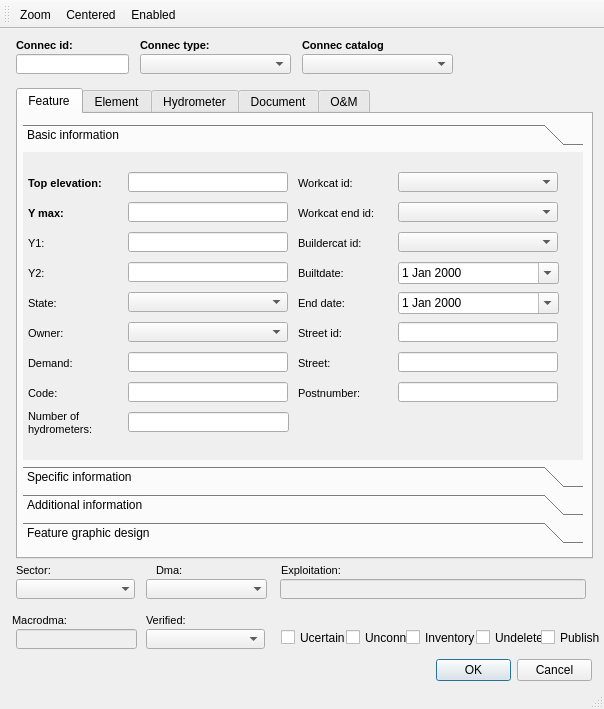
The window that ui/ud_man_connec.ui (Giswater/giswater_qgis_plugin) describes before a commit, drawn with Qt 5.
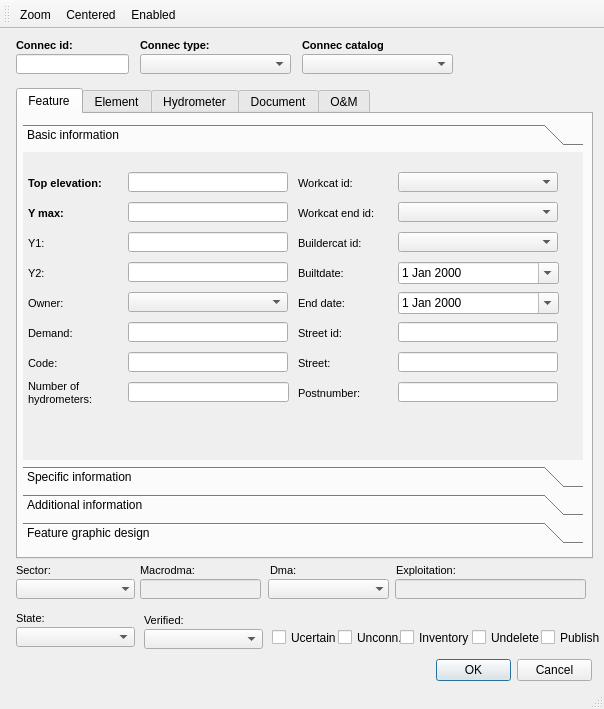
The same window after the commit. Icons and pictures are not drawn.

Commit message: Modify state strategy on forms

```diff
--- a/ui/ud_man_connec.ui
+++ b/ui/ud_man_connec.ui
@@ -17,7 +17,7 @@
    <widget class="QCheckBox" name="undelete">
     <property name="geometry">
      <rect>
-      <x>476</x>
+      <x>472</x>
       <y>600</y>
       <width>77</width>
       <height>17</height>
@@ -56,7 +56,7 @@
    <widget class="QComboBox" name="verified">
     <property name="geometry">
      <rect>
-      <x>146</x>
+      <x>144</x>
       <y>600</y>
       <width>119</width>
       <height>20</height>
@@ -66,8 +66,8 @@
    <widget class="QLabel" name="label_macrodma">
     <property name="geometry">
      <rect>
-      <x>12</x>
-      <y>580</y>
+      <x>140</x>
+      <y>530</y>
       <width>90</width>
       <height>22</height>
      </rect>
@@ -104,7 +104,7 @@
    <widget class="QLabel" name="label_expl_name">
     <property name="geometry">
      <rect>
-      <x>281</x>
+      <x>396</x>
       <y>530</y>
       <width>90</width>
       <height>22</height>
@@ -180,7 +180,7 @@
    <widget class="QComboBox" name="dma_id">
     <property name="geometry">
      <rect>
-      <x>146</x>
+      <x>268</x>
       <y>550</y>
       <width>121</width>
       <height>20</height>
@@ -202,8 +202,8 @@
     </property>
     <property name="geometry">
      <rect>
-      <x>16</x>
-      <y>600</y>
+      <x>140</x>
+      <y>550</y>
       <width>121</width>
       <height>20</height>
      </rect>
@@ -598,7 +598,7 @@
         <property name="geometry">
          <rect>
           <x>105</x>
-          <y>170</y>
+          <y>140</y>
           <width>160</width>
           <height>20</height>
          </rect>
@@ -608,7 +608,7 @@
         <property name="geometry">
          <rect>
           <x>5</x>
-          <y>170</y>
+          <y>140</y>
           <width>90</width>
           <height>22</height>
          </rect>
@@ -637,54 +637,11 @@
          <number>3</number>
         </property>
        </widget>
-       <widget class="QLabel" name="label_state">
-        <property name="geometry">
-         <rect>
-          <x>5</x>
-          <y>140</y>
-          <width>90</width>
-          <height>22</height>
-         </rect>
-        </property>
-        <property name="font">
-         <font>
-          <pointsize>8</pointsize>
-         </font>
-        </property>
-        <property name="frameShape">
-         <enum>QFrame::NoFrame</enum>
-        </property>
-        <property name="frameShadow">
-         <enum>QFrame::Plain</enum>
-        </property>
-        <property name="text">
-         <string>State:</string>
-        </property>
-        <property name="textFormat">
-         <enum>Qt::AutoText</enum>
-        </property>
-        <property name="scaledContents">
-         <bool>false</bool>
-        </property>
-        <property name="margin">
-         <number>3</number>
-        </property>
-       </widget>
-       <widget class="QComboBox" name="state">
-        <property name="geometry">
-         <rect>
-          <x>105</x>
-          <y>140</y>
-          <width>160</width>
-          <height>20</height>
-         </rect>
-        </property>
-       </widget>
        <widget class="QLabel" name="label_demand">
         <property name="geometry">
          <rect>
           <x>5</x>
-          <y>200</y>
+          <y>170</y>
           <width>90</width>
           <height>22</height>
          </rect>
@@ -720,7 +677,7 @@
         <property name="geometry">
          <rect>
           <x>105</x>
-          <y>200</y>
+          <y>170</y>
           <width>160</width>
           <height>20</height>
          </rect>
@@ -738,7 +695,7 @@
         <property name="geometry">
          <rect>
           <x>105</x>
-          <y>230</y>
+          <y>200</y>
           <width>160</width>
           <height>20</height>
          </rect>
@@ -756,7 +713,7 @@
         <property name="geometry">
          <rect>
           <x>5</x>
-          <y>230</y>
+          <y>200</y>
           <width>90</width>
           <height>22</height>
          </rect>
@@ -957,7 +914,7 @@
         <property name="geometry">
          <rect>
           <x>105</x>
-          <y>260</y>
+          <y>230</y>
           <width>161</width>
           <height>20</height>
          </rect>
@@ -975,7 +932,7 @@
         <property name="geometry">
          <rect>
           <x>5</x>
-          <y>250</y>
+          <y>220</y>
           <width>91</width>
           <height>41</height>
          </rect>
@@ -2806,7 +2763,7 @@
    <widget class="QCheckBox" name="unconnected">
     <property name="geometry">
      <rect>
-      <x>346</x>
+      <x>338</x>
       <y>600</y>
       <width>86</width>
       <height>17</height>
@@ -2819,7 +2776,7 @@
    <widget class="QCheckBox" name="uncertain">
     <property name="geometry">
      <rect>
-      <x>281</x>
+      <x>272</x>
       <y>600</y>
       <width>79</width>
       <height>17</height>
@@ -2845,7 +2802,7 @@
    <widget class="QLabel" name="label_verified">
     <property name="geometry">
      <rect>
-      <x>146</x>
+      <x>144</x>
       <y>580</y>
       <width>90</width>
       <height>22</height>
@@ -2881,7 +2838,7 @@
    <widget class="QCheckBox" name="inventory">
     <property name="geometry">
      <rect>
-      <x>406</x>
+      <x>400</x>
       <y>600</y>
       <width>71</width>
       <height>17</height>
@@ -2932,7 +2889,7 @@
    <widget class="QLabel" name="label_dma">
     <property name="geometry">
      <rect>
-      <x>156</x>
+      <x>270</x>
       <y>530</y>
       <width>90</width>
       <height>22</height>
@@ -3050,9 +3007,9 @@
     </property>
     <property name="geometry">
      <rect>
-      <x>280</x>
+      <x>395</x>
       <y>550</y>
-      <width>306</width>
+      <width>191</width>
       <height>20</height>
      </rect>
     </property>
@@ -3063,6 +3020,52 @@
      <string/>
     </property>
    </widget>
+   <widget class="QLabel" name="label_state">
+    <property name="geometry">
+     <rect>
+      <x>16</x>
+      <y>578</y>
+      <width>90</width>
+      <height>22</height>
+     </rect>
+    </property>
+    <property name="font">
+     <font>
+      <pointsize>8</pointsize>
+     </font>
+    </property>
+    <property name="frameShape">
+     <enum>QFrame::NoFrame</enum>
+    </property>
+    <property name="frameShadow">
+     <enum>QFrame::Plain</enum>
+    </property>
+    <property name="text">
+     <string>State:</string>
+    </property>
+    <property name="textFormat">
+     <enum>Qt::AutoText</enum>
+    </property>
+    <property name="scaledContents">
+     <bool>false</bool>
+    </property>
+    <property name="alignment">
+     <set>Qt::AlignLeading|Qt::AlignLeft|Qt::AlignVCenter</set>
+    </property>
+    <property name="margin">
+     <number>3</number>
+    </property>
+   </widget>
+   <widget class="QComboBox" name="state">
+    <property name="geometry">
+     <rect>
+      <x>16</x>
+      <y>598</y>
+      <width>119</width>
+      <height>20</height>
+     </rect>
+    </property>
+   </widget>
   </widget>
   <widget class="QStatusBar" name="statusbar"/>
   <widget class="QToolBar" name="toolBar">
```
Left out of the diff: 12 changed lines with no effect on the pictures. The commit also changes 6 other files.
